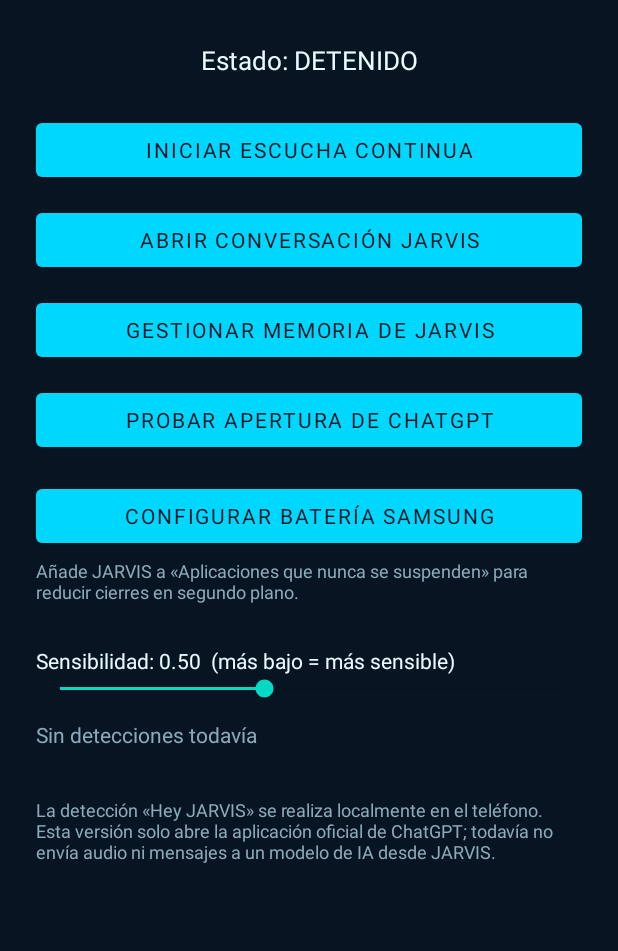
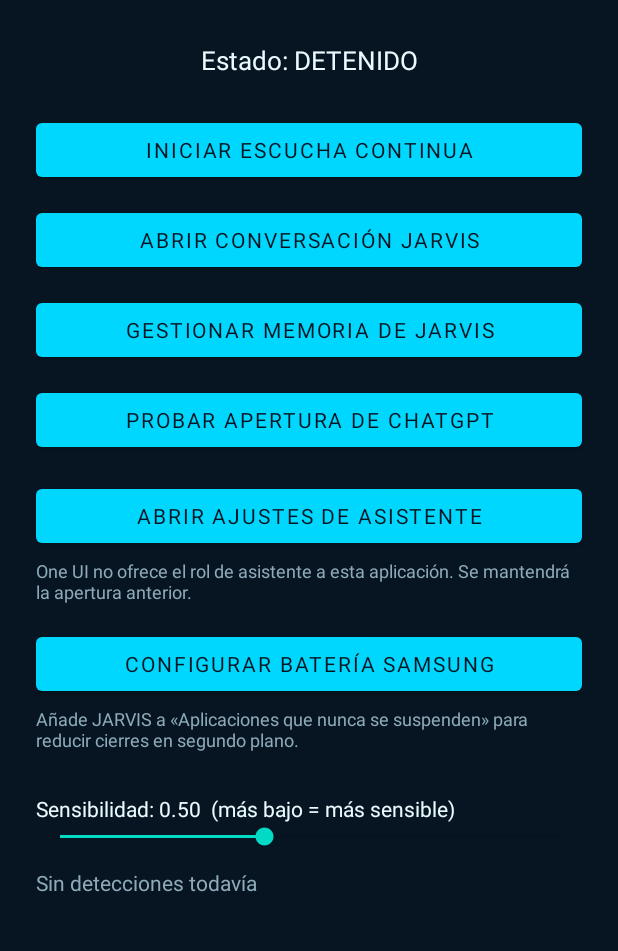
Before and after one commit to santiagozc2014-star/JARVIS-comando-de-voz-, an Android app: the screen it shows after launch (MainActivity), on a phone screen of 412 x 824 dp, the part 285-1236 px from its top. Run offline under Robolectric (Android 15) with nearby library versions, the phone set to English and light mode, and no system bars.

Commit message:
feat: route wake word through Android voice interaction session

```diff
--- a/app/src/main/java/com/jarvis/wakeword/LaunchRequestPolicy.kt
+++ b/app/src/main/java/com/jarvis/wakeword/LaunchRequestPolicy.kt
@@ -5,6 +5,7 @@ package com.jarvis.wakeword
  * Background activity launches can be blocked without a synchronous error.
  */
 enum class LaunchRequestResult(val userMessage: String) {
+    SYSTEM_ASSISTANT_SESSION_REQUESTED("Android recibió la solicitud mediante la sesión de asistente. Apertura pendiente de confirmación."),
     CHATGPT_REQUESTED("Android recibió la solicitud de abrir ChatGPT. La apertura no está confirmada."),
     ASSIST_REQUESTED("Android recibió la solicitud del asistente. La apertura no está confirmada."),
     PLAY_STORE_REQUESTED("Se solicitó abrir Play Store porque ChatGPT no está disponible."),
--- a/app/src/main/java/com/jarvis/wakeword/MainActivity.kt
+++ b/app/src/main/java/com/jarvis/wakeword/MainActivity.kt
@@ -9,6 +9,8 @@ import android.content.pm.PackageManager
 import android.net.Uri
 import android.os.Bundle
 import android.provider.Settings
+import android.app.role.RoleManager
+import android.os.Build
 import android.widget.Button
 import android.widget.SeekBar
 import android.widget.TextView
@@ -26,6 +28,8 @@ class MainActivity : AppCompatActivity() {
     private lateinit var thresholdSeek: SeekBar
     private lateinit var thresholdLabel: TextView
     private lateinit var lastScoreText: TextView
+    private lateinit var assistantStatusText: TextView
+    private lateinit var btnSetDefaultAssistant: Button
 
     private var isServiceRunning = false
     private var engineState = WakeWordService.STATE_STOPPED
@@ -39,6 +43,12 @@ class MainActivity : AppCompatActivity() {
         } else {
             Toast.makeText(this, "Se necesita permiso de micrófono", Toast.LENGTH_LONG).show()
         }
+    }
+
+    private val requestAssistantRole = registerForActivityResult(
+        ActivityResultContracts.StartActivityForResult()
+    ) {
+        updateAssistantStatus()
     }
 
     private val statusReceiver = object : BroadcastReceiver() {
@@ -83,6 +93,9 @@ class MainActivity : AppCompatActivity() {
         thresholdSeek = findViewById(R.id.thresholdSeek)
         thresholdLabel = findViewById(R.id.thresholdLabel)
         lastScoreText = findViewById(R.id.lastScoreText)
+        assistantStatusText = findViewById(R.id.assistantStatusText)
+        btnSetDefaultAssistant = findViewById(R.id.btnSetDefaultAssistant)
+        btnSetDefaultAssistant.setOnClickListener { requestAssistantRole() }
         findViewById<Button>(R.id.btnSamsungBatterySettings).setOnClickListener {
             openSamsungBackgroundSettings()
         }
@@ -124,6 +137,12 @@ class MainActivity : AppCompatActivity() {
         isServiceRunning = WakeWordService.isMarkedListening()
         engineState = WakeWordService.getMarkedEngineState(this)
         updateUI()
+        updateAssistantStatus()
+    }
+
+    override fun onResume() {
+        super.onResume()
+        updateAssistantStatus()
     }
 
     override fun onStart() {
@@ -140,6 +159,57 @@ class MainActivity : AppCompatActivity() {
     override fun onStop() {
         try { unregisterReceiver(statusReceiver) } catch (_: Exception) {}
         super.onStop()
+    }
+
+    private fun requestAssistantRole() {
+        if (Build.VERSION.SDK_INT < Build.VERSION_CODES.Q) {
+            Toast.makeText(this, "La selección de asistente necesita Android 10 o posterior.", Toast.LENGTH_LONG).show()
+            return
+        }
+        val roleManager = getSystemService(RoleManager::class.java)
+        if (roleManager == null || !roleManager.isRoleAvailable(RoleManager.ROLE_ASSISTANT)) {
+            try {
+                startActivity(Intent(Settings.ACTION_VOICE_INPUT_SETTINGS))
+            } catch (_: Exception) {
+                Toast.makeText(this, "Este sistema no ofrece la selección de asistente.", Toast.LENGTH_LONG).show()
+            }
+            return
+        }
+        if (roleManager.isRoleHeld(RoleManager.ROLE_ASSISTANT)) {
+            updateAssistantStatus()
+            Toast.makeText(this, "JARVIS ya es el asistente predeterminado.", Toast.LENGTH_LONG).show()
+            return
+        }
+        requestAssistantRole.launch(roleManager.createRequestRoleIntent(RoleManager.ROLE_ASSISTANT))
+    }
+
+    private fun updateAssistantStatus() {
+        if (!::assistantStatusText.isInitialized || !::btnSetDefaultAssistant.isInitialized) return
+        if (Build.VERSION.SDK_INT < Build.VERSION_CODES.Q) {
+            assistantStatusText.text = "La selección de asistente requiere Android 10 o posterior."
+            btnSetDefaultAssistant.isEnabled = false
+            return
+        }
+        val roleManager = getSystemService(RoleManager::class.java)
+        val available = roleManager?.isRoleAvailable(RoleManager.ROLE_ASSISTANT) == true
+        val held = available && roleManager?.isRoleHeld(RoleManager.ROLE_ASSISTANT) == true
+        when {
+            held -> {
+                assistantStatusText.text = "JARVIS es el asistente predeterminado. Las detecciones podrán usar la sesión de voz del sistema."
+                btnSetDefaultAssistant.text = "JARVIS ya es el asistente activo"
+                btnSetDefaultAssistant.isEnabled = false
+            }
+            available -> {
+                assistantStatusText.text = "Selecciona JARVIS como asistente predeterminado para habilitar la apertura mediante la sesión de voz de Android."
+                btnSetDefaultAssistant.text = "Establecer JARVIS como asistente"
+                btnSetDefaultAssistant.isEnabled = true
+            }
+            else -> {
+                assistantStatusText.text = "One UI no ofrece el rol de asistente a esta aplicación. Se mantendrá la apertura anterior."
+                btnSetDefaultAssistant.text = "Abrir ajustes de asistente"
+                btnSetDefaultAssistant.isEnabled = true
+            }
+        }
     }
 
     private fun openSamsungBackgroundSettings() {
--- a/app/src/main/java/com/jarvis/wakeword/WakeWordService.kt
+++ b/app/src/main/java/com/jarvis/wakeword/WakeWordService.kt
@@ -107,7 +107,11 @@ class WakeWordService : Service() {
                         return@post
                     }
 
-                    val launchResult = ChatGPTLauncher.requestVoiceAssistantLaunch(this)
+                    val launchResult = if (VoiceInteractionBridge.requestSession(this)) {
+                        LaunchRequestResult.SYSTEM_ASSISTANT_SESSION_REQUESTED
+                    } else {
+                        ChatGPTLauncher.requestVoiceAssistantLaunch(this)
+                    }
                     Log.i(TAG, "Resultado de solicitud de apertura: $launchResult")
 
                     sendBroadcast(Intent(ACTION_STATUS).setPackage(packageName).apply {
--- a/app/src/main/res/layout/activity_main.xml
+++ b/app/src/main/res/layout/activity_main.xml
@@ -58,6 +58,20 @@
             android:layout_marginTop="12dp"
             android:text="Probar apertura de ChatGPT" />
         <Button
+            android:id="@+id/btnSetDefaultAssistant"
+            android:layout_width="match_parent"
+            android:layout_height="wrap_content"
+            android:layout_marginTop="16dp"
+            android:text="Establecer JARVIS como asistente" />
+        <TextView
+            android:id="@+id/assistantStatusText"
+            android:layout_width="match_parent"
+            android:layout_height="wrap_content"
+            android:layout_marginTop="4dp"
+            android:text="Comprobando la configuración del asistente…"
+            android:textColor="@color/jarvis_muted"
+            android:textSize="12sp" />
+        <Button
             android:id="@+id/btnSamsungBatterySettings"
             android:layout_width="match_parent"
             android:layout_height="wrap_content"
--- /dev/null
+++ b/app/src/main/res/xml/jarvis_voice_interaction.xml
@@ -0,0 +1,5 @@
+<?xml version="1.0" encoding="utf-8"?>
+<voice-interaction-service xmlns:android="http://schemas.android.com/apk/res/android"
+    android:sessionService="com.jarvis.wakeword.JarvisVoiceInteractionSessionService"
+    android:supportsAssist="false"
+    android:supportsLaunchVoiceAssistFromKeyguard="false" />
```
Also changed, not shown: app/src/main/AndroidManifest.xml (+21 -0 lines), app/src/main/java/com/jarvis/wakeword/JarvisVoiceInteractionService.kt (added, +94 -0 lines), app/src/main/java/com/jarvis/wakeword/JarvisVoiceInteractionSession.kt (added, +42 -0 lines), app/src/main/java/com/jarvis/wakeword/JarvisVoiceInteractionSessionService.kt (added, +12 -0 lines), app/src/main/java/com/jarvis/wakeword/VoiceInteractionBridge.kt (added, +38 -0 lines).
